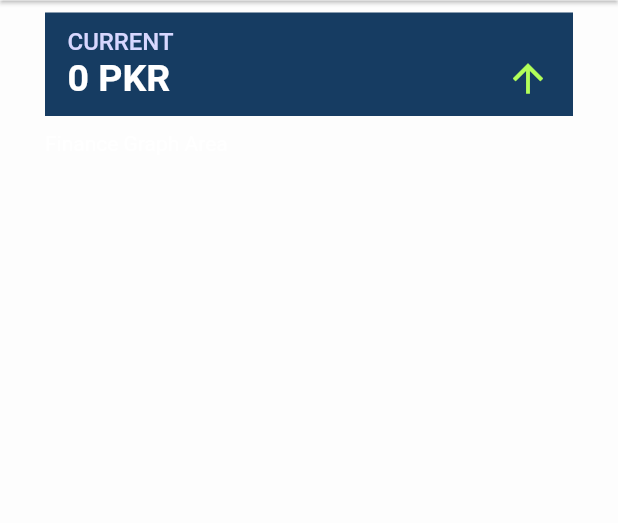
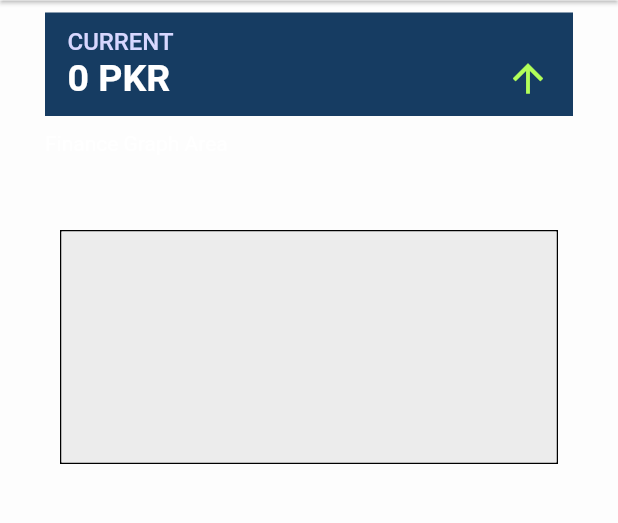
Before and after one commit to mediocre9/khaata, a Flutter app: the FinanceScreen screen opened by its route, on a phone screen of 412 x 824 dp, the part 97-620 px from its top. Run offline on Flutter 3.47's test engine with Material 2 defaults, Android fonts, the phone set to English and light mode, and no system bars; drawn by our look-alikes of fl_chart; our stand-ins replace bloc, equatable, flutter_bloc, flutter_inset_box_shadow, hive, hive_flutter; accounts and stored records are empty; statements that could not run were skipped.

Commit message:
implemented line chart

```diff
--- a/lib/screens/finance_screen/finance_screen.dart
+++ b/lib/screens/finance_screen/finance_screen.dart
@@ -1,4 +1,6 @@
+import 'package:fl_chart/fl_chart.dart';
 import 'package:flutter/material.dart';
+import 'package:khata/models/model/order.dart';
 import 'package:khata/widgets/custom_app_bar.dart';
 import 'package:khata/widgets/custom_drawer.dart';
 import '../../constants.dart';
@@ -11,15 +13,14 @@ class FinanceScreen extends StatefulWidget {
 }
 
 class _FinanceScreenState extends State<FinanceScreen> {
-  // static List<OrderModel?> completedOrderList = [];
+  List<Order> orders = [];
   int currentGain = 0;
 
   fetchAllData() {
-    // completedOrderList.clear();
     for (var i = 0; i < orderBox!.values.length; i++) {
-      if (orderBox!.getAt(i)!.status! == false) {
-        // completedOrderList.add(orderBox!.getAt(i));
+      if (orderBox!.getAt(i)!.pendingStatus! == false) {
         currentGain = currentGain + orderBox!.getAt(i)!.cost!;
+        orders.add(orderBox!.getAt(i)!);
       }
     }
   }
@@ -30,11 +31,15 @@ class _FinanceScreenState extends State<FinanceScreen> {
     super.initState();
   }
 
+  int i = 0;
   @override
   Widget build(BuildContext context) {
     return Scaffold(
       resizeToAvoidBottomInset: true,
-      appBar: const CustomAppBar(title: Text("MANAGE"), subtitle: Text("FINANCE")),
+      appBar: const CustomAppBar(
+        title: Text("MANAGE"),
+        subtitle: Text("FINANCE"),
+      ),
       endDrawer: const CustomDrawer(),
       body: SafeArea(
         child: Container(
@@ -57,7 +62,46 @@ class _FinanceScreenState extends State<FinanceScreen> {
                     ),
                     const SizedBox(height: 10),
                     const Text("Finance Graph Area"),
-                    // const LineChartSample5(),
+                    const SizedBox(height: 40),
+                    AspectRatio(
+                      aspectRatio: 2,
+                      child: Container(
+                        padding: const EdgeInsets.all(10),
+                        width: double.infinity,
+                        height: 300,
+                        child: LineChart(
+                          swapAnimationCurve: Curves.bounceIn,
+                          swapAnimationDuration: const Duration(milliseconds: 250),
+                          LineChartData(
+                            backgroundColor:
+                                const Color.fromARGB(255, 236, 236, 236),
+                            borderData: FlBorderData(show: true),
+                            gridData: FlGridData(
+                              show: false,
+                              horizontalInterval: 1.6,
+                              drawVerticalLine: false,
+                            ),
+                            titlesData: FlTitlesData(
+                              show: false,
+                            ),
+                            lineBarsData: [
+                              LineChartBarData(
+                                color: Colors.purple,
+                                isCurved: true,
+                                spots: orders
+                                    .map(
+                                      (e) => FlSpot(
+                                        (15 * i++).toDouble(),
+                                        e.cost!.toDouble(),
+                                      ),
+                                    )
+                                    .toList(),
+                              ),
+                            ],
+                          ),
+                        ),
+                      ),
+                    ),
                   ],
                 ),
               ),
@@ -67,6 +111,35 @@ class _FinanceScreenState extends State<FinanceScreen> {
       ),
     );
   }
+
+  SideTitles get _bottomTitles => SideTitles(
+        showTitles: true,
+        getTitlesWidget: (value, meta) {
+          String text = '';
+          switch (value.toInt()) {
+            case 1:
+              text = 'Jan';
+              break;
+            case 3:
+              text = 'Mar';
+              break;
+            case 5:
+              text = 'May';
+              break;
+            case 7:
+              text = 'Jul';
+              break;
+            case 9:
+              text = 'Sep';
+              break;
+            case 11:
+              text = 'Nov';
+              break;
+          }
+
+          return Text(text);
+        },
+      );
 }
 
 class CurrentGain extends StatelessWidget {
@@ -101,7 +174,11 @@ class CurrentGain extends StatelessWidget {
                     fontWeight: FontWeight.w600,
                   ),
                 ),
-                const Icon(Icons.arrow_upward, color: Colors.lightGreenAccent, size: 30)
+                const Icon(
+                  Icons.arrow_upward,
+                  color: Colors.lightGreenAccent,
+                  size: 30,
+                )
               ],
             ),
           ],
```
Lines whose indentation alone changed are shown as unchanged.
